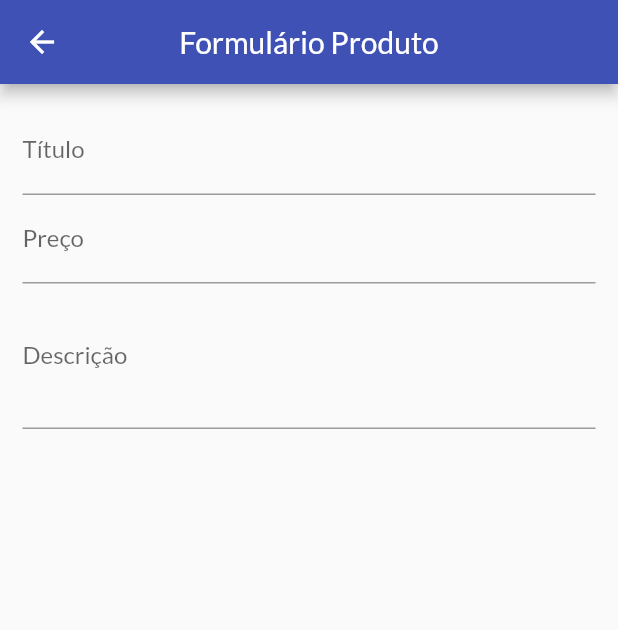
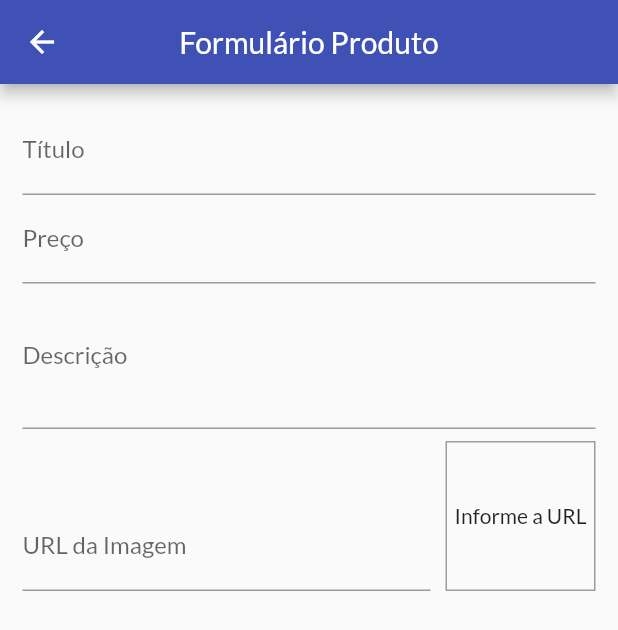
Before and after one commit to BrendowLincoln/tech_store_formularios, a Flutter app: the ProductFormScreen screen opened by its route, on a phone screen of 412 x 824 dp. Shown: the top 630 px of the screen. Run offline on Flutter 3.47's test engine with Material 2 defaults, Android fonts, the phone set to English and light mode, and no system bars; network calls fail.

Commit message:
Fazendo a imagem aparecer a partir na url digitada no campo

```diff
--- a/lib/app/views/product_form_screen.dart
+++ b/lib/app/views/product_form_screen.dart
@@ -9,12 +9,27 @@
 
   final _priceFocusNode = FocusNode();
   final _descriptionFocusNode = FocusNode();
+  final _imageUrlFocusNode = FocusNode();
+  final _imageUrlController = TextEditingController();
+
+  @override
+  void initState() {
+    super.initState();
+    _imageUrlFocusNode.addListener(_updateImage);
+
+  }
+
+  void _updateImage() {
+    setState(() {});
+  }
 
   @override
   void dispose() {
     super.dispose();
     _priceFocusNode.dispose();
     _descriptionFocusNode.dispose();
+    _imageUrlFocusNode.removeListener(_updateImage);
+    _imageUrlFocusNode.dispose();
   }
 
 
@@ -57,6 +72,42 @@
                 ),
                 maxLines: 3,
                 keyboardType: TextInputType.multiline,
+              ),
+              Row(
+                crossAxisAlignment: CrossAxisAlignment.end,
+                children: [
+                  Expanded(
+                    child: TextFormField(
+                      controller: _imageUrlController,
+                      focusNode: _imageUrlFocusNode,
+                      decoration: InputDecoration(
+                        labelText: 'URL da Imagem',
+                      ),
+                      keyboardType: TextInputType.url,
+                      textInputAction: TextInputAction.done,
+                    ),
+                  ),
+                  Container(
+                    height: 100,
+                    width: 100,
+                    margin: EdgeInsets.only(top: 8, left: 10),
+                    decoration: BoxDecoration(
+                      border: Border.all(
+                        color: Colors.grey,
+                        width: 1,
+                      ),
+                    ),
+                    alignment: Alignment.center,
+                    child: _imageUrlController.text.isEmpty
+                    ? Text('Informe a URL')
+                    : FittedBox(
+                      child: Image.network(
+                        _imageUrlController.text,
+                        fit: BoxFit.cover,
+                      ),
+                    ),
+                  )
+                ],
               )
 
             ],
```
